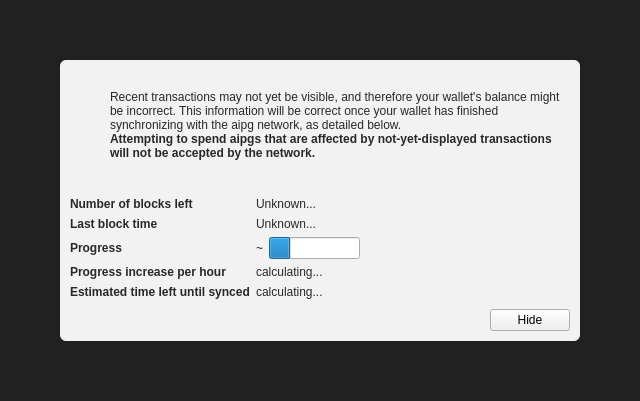
AIPowerGrid/AI-Power-Grid-Core, file src/qt/forms/modaloverlay.ui: the form before one commit.
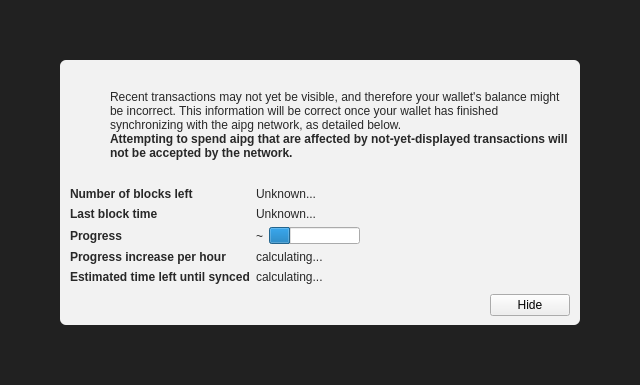
The form after the commit. Icons and pictures are not drawn. Custom widgets are drawn as their Qt base class.

```diff
--- a/src/qt/forms/modaloverlay.ui
+++ b/src/qt/forms/modaloverlay.ui
@@ -7,7 +7,7 @@
     <x>0</x>
     <y>0</y>
     <width>640</width>
-    <height>401</height>
+    <height>385</height>
    </rect>
   </property>
   <property name="windowTitle">
@@ -149,7 +149,7 @@
                 </font>
                </property>
                <property name="text">
-                <string>Attempting to spend aipgs that are affected by not-yet-displayed transactions will not be accepted by the network.</string>
+                <string>Attempting to spend aipg that are affected by not-yet-displayed transactions will not be accepted by the network.</string>
                </property>
                <property name="textFormat">
                 <enum>Qt::RichText</enum>
@@ -333,13 +333,6 @@
            <property name="topMargin">
             <number>10</number>
            </property>
-           <item>
-            <widget class="QLabel" name="versionLabel">
-             <property name="text">
-              <string></string>
-             </property>
-            </widget>
-           </item>
            <item>
             <spacer name="horizontalSpacer">
              <property name="orientation">
```
